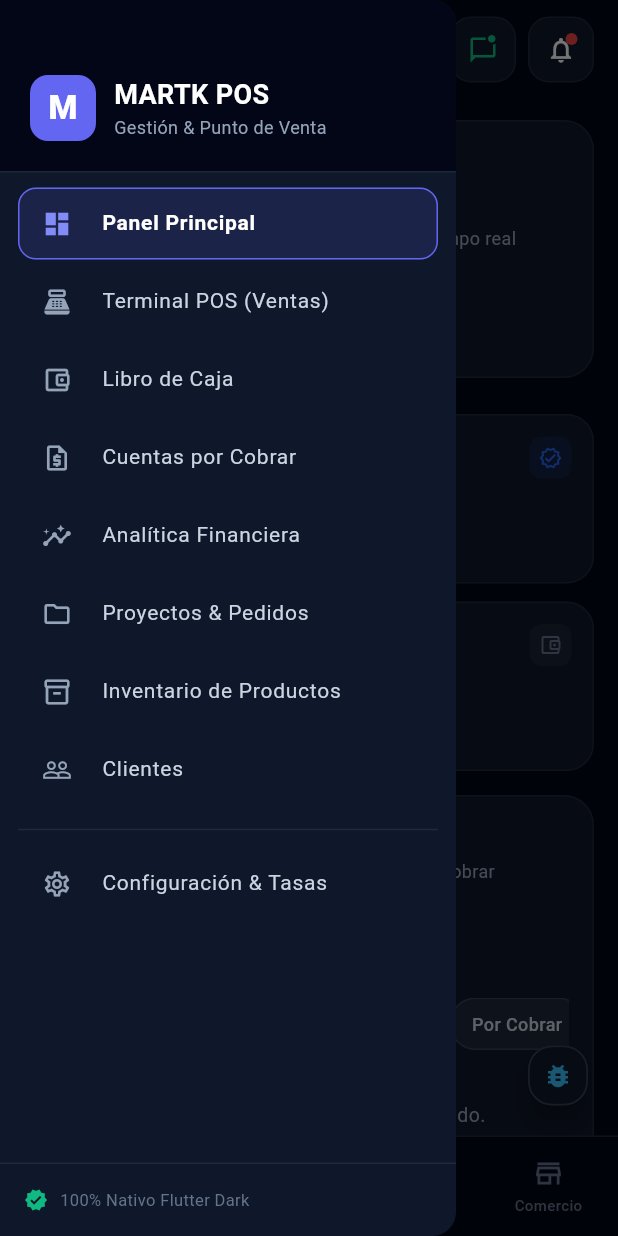
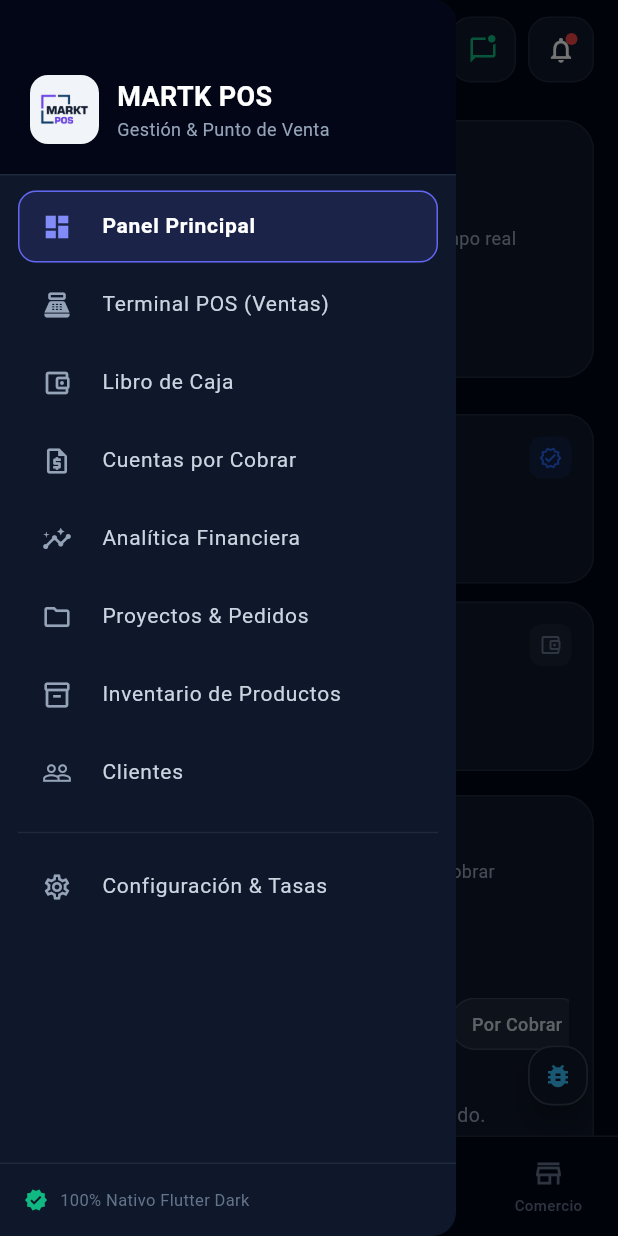
Before and after one commit to eizy-c/MARKT, a Flutter app: the screen it shows after launch, with the side drawer open, on a phone screen of 412 x 824 dp. Run offline on Flutter 3.47's test engine with Material 3 defaults, Android fonts, the phone set to English and light mode, and no system bars; our stand-ins replace file_picker, flutter_local_notifications, pdf, printing, share_plus; accounts and stored records are empty; network calls fail.

Commit message:
feat(branding): integrate new MARKT POS logo as launcher icon, drawer header and settings badge

```diff
--- a/markt_app/lib/widgets/app_drawer.dart
+++ b/markt_app/lib/widgets/app_drawer.dart
@@ -25,22 +25,13 @@ class AppDrawer extends StatelessWidget {
             ),
             child: Row(
               children: [
-                Container(
-                  width: 44,
-                  height: 44,
-                  decoration: BoxDecoration(
-                    color: const Color(0xFF6366F1),
-                    borderRadius: BorderRadius.circular(12),
-                  ),
-                  child: const Center(
-                    child: Text(
-                      'M',
-                      style: TextStyle(
-                        color: Colors.white,
-                        fontSize: 22,
-                        fontWeight: FontWeight.w900,
-                      ),
-                    ),
+                ClipRRect(
+                  borderRadius: BorderRadius.circular(12),
+                  child: Image.asset(
+                    'assets/icon/logo.png',
+                    width: 46,
+                    height: 46,
+                    fit: BoxFit.contain,
                   ),
                 ),
                 const SizedBox(width: 12),
--- a/markt_app/pubspec.yaml
+++ b/markt_app/pubspec.yaml
@@ -66,6 +66,7 @@ flutter:
   uses-material-design: true
   assets:
     - assets/web/
+    - assets/icon/
 
   # To add assets to your application, add an assets section, like this:
   # assets:
```
Also changed, not shown: markt_app/lib/screens/settings_screen.dart (+24 -2 lines), markt_app/assets/icon/icon.png, markt_app/assets/icon/logo.png (added), markt_app/pubspec.lock, 6 other files.
